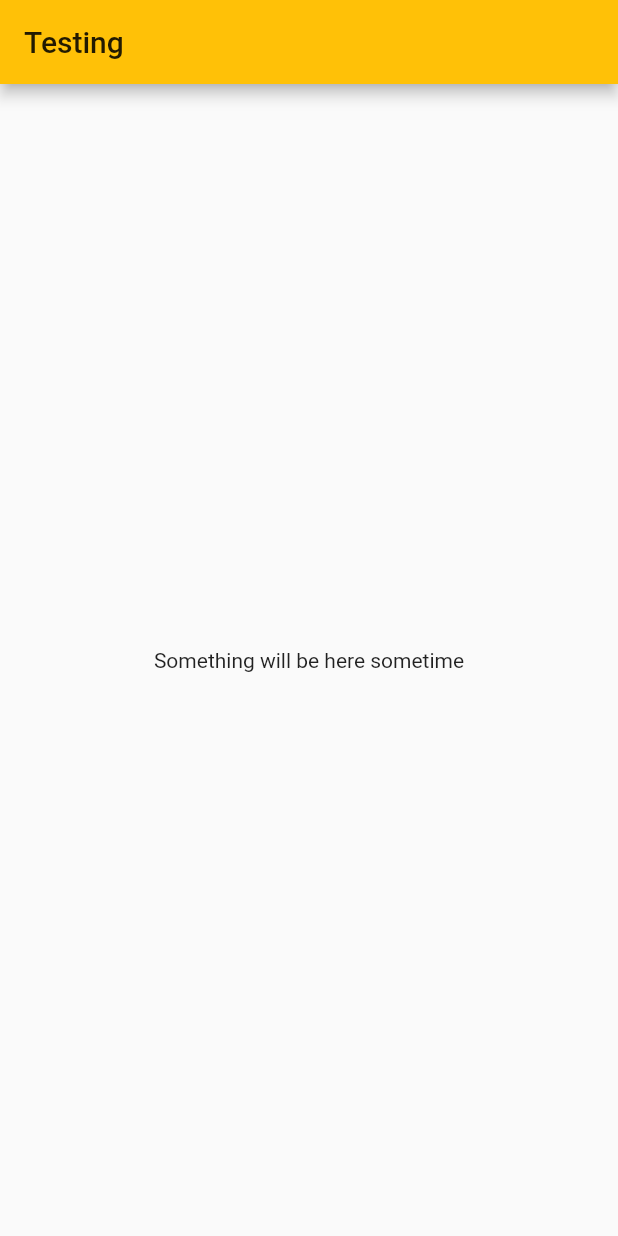
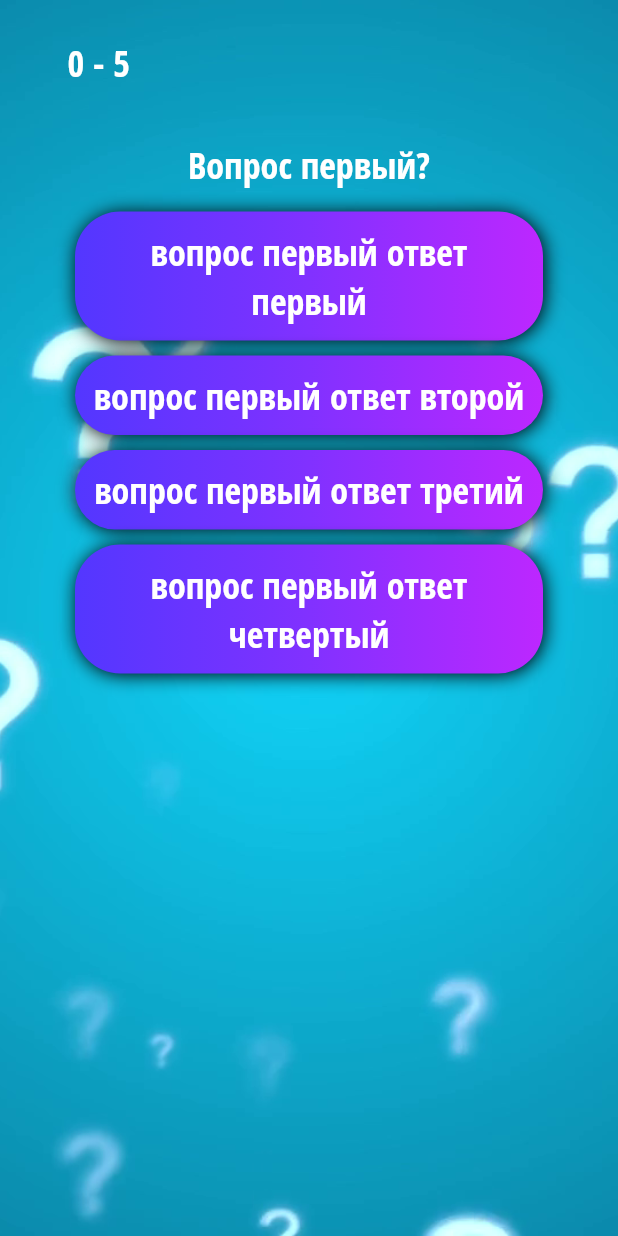
Before and after one commit to artem-fadeev/quiz, a Flutter app: the screen it shows after launch, on a phone screen of 412 x 824 dp. Run offline on Flutter 3.47's test engine with Material 2 defaults, Android fonts, the phone set to English and light mode, and no system bars; our stand-ins replace google_fonts.

Commit message:
final stable version

```diff
--- a/lib/main.dart
+++ b/lib/main.dart
@@ -1,28 +1,25 @@
 import 'package:flutter/material.dart';
+import 'package:flutter/rendering.dart' show debugPaintSizeEnabled;
+import 'package:google_fonts/google_fonts.dart';
+import 'package:quiz/pages/home_page.dart';
 
-void main() => runApp(MyApp());
+void main() {
+  debugPaintSizeEnabled = false;
+  return runApp(MyApp());
+}
 
 class MyApp extends StatelessWidget {
   @override
   Widget build(BuildContext context) {
     return MaterialApp(
       title: 'Quiz App',
-      theme: ThemeData(primarySwatch: Colors.amber),
+      theme: ThemeData(
+        primarySwatch: Colors.blueAccent[300],
+        textTheme: GoogleFonts.openSansCondensedTextTheme(
+          Theme.of(context).textTheme,
+        ),
+      ),
       home: HomePage(),
     );
   }
 }
-
-class HomePage extends StatelessWidget {
-  @override
-  Widget build(BuildContext context) {
-    return Scaffold(
-      appBar: AppBar(title: Text('Testing')),
-      body: Container(
-        child: Center(
-          child: Text('Something will be here sometime'),
-        ),
-      ),
-    );
-  }
-}
--- /dev/null
+++ b/lib/models/question.dart
@@ -0,0 +1,63 @@
+import 'package:flutter/foundation.dart';
+
+class Question {
+  final String title;
+  final List<Map> answers;
+
+  Question({
+    @required this.title,
+    @required this.answers,
+  });
+}
+
+class QuestionData {
+  final _data = [
+    Question(
+      title: 'Вопрос первый?',
+      answers: [
+        {'answer': 'вопрос первый ответ первый'},
+        {'answer': 'вопрос первый ответ второй', 'isCorrect': true},
+        {'answer': 'вопрос первый ответ третий'},
+        {'answer': 'вопрос первый ответ четвертый'},
+      ],
+    ),
+    Question(
+      title: 'Вопрос второй?',
+      answers: [
+        {'answer': 'вопрос второй ответ первый'},
+        {'answer': 'вопрос второй ответ второй'},
+        {'answer': 'вопрос второй ответ третий', 'isCorrect': true},
+        {'answer': 'вопрос второй ответ четвертый'},
+      ],
+    ),
+    Question(
+      title: 'Вопрос третий?',
+      answers: [
+        {'answer': 'вопрос третий ответ первый'},
+        {'answer': 'вопрос третий ответ второй'},
+        {'answer': 'вопрос третий ответ третий'},
+        {'answer': 'вопрос третий ответ четвертый', 'isCorrect': true},
+      ],
+    ),
+    Question(
+      title: 'Вопрос четвертый?',
+      answers: [
+        {'answer': 'вопрос четвертый ответ первый', 'isCorrect': true},
+        {'answer': 'вопрос четвертый ответ второй'},
+        {'answer': 'вопрос четвертый ответ третий'},
+        {'answer': 'вопрос четвертый ответ четвертый'},
+      ],
+    ),
+    Question(
+      title: 'Вопрос пятый?',
+      answers: [
+        {'answer': 'вопрос пятый ответ первый'},
+        {'answer': 'вопрос пятый ответ второй', 'isCorrect': true},
+        {'answer': 'вопрос пятый ответ третий'},
+        {'answer': 'вопрос пятый ответ четвертый'},
+      ],
+    ),
+  ];
+
+  List<Question> get questions => [..._data];
+}
--- /dev/null
+++ b/lib/pages/home_page.dart
@@ -0,0 +1,85 @@
+import 'package:flutter/material.dart';
+import 'package:quiz/models/question.dart';
+import 'package:quiz/widgets/answer.dart';
+import 'package:quiz/widgets/progress_bar.dart';
+import 'package:quiz/widgets/quiz.dart';
+import 'package:quiz/widgets/result.dart';
+
+class HomePage extends StatefulWidget {
+  @override
+  State<StatefulWidget> createState() {
+    return _HomePageState();
+  }
+}
+
+class _HomePageState extends State<HomePage> {
+  final QuestionData data = QuestionData();
+  int _countResult = 0;
+  int _questionIndex = 0;
+
+  List<Icon> _icons = [];
+
+  void _clearState() => setState(() {
+        _questionIndex = 0;
+        _countResult = 0;
+        _icons = [];
+      });
+
+  void _onChangeAnswer(bool isCorrect) => setState(() {
+        if (isCorrect) {
+          _icons.add(Icon(Icons.brightness_1, color: Color(0xFFbd27ff)));
+          _countResult++;
+        } else {
+          _icons.add(Icon(Icons.brightness_1, color: Color(0xFF000000)));
+        }
+
+        _questionIndex += 1;
+      });
+
+  final whiteTextStyle = TextStyle(
+    color: Colors.white,
+    fontSize: 24,
+  );
+
+  @override
+  Widget build(BuildContext context) {
+    return Scaffold(
+      // appBar: AppBar(title: Text('Testing')),
+      body: SafeArea(
+        child: DefaultTextStyle.merge(
+          style: whiteTextStyle,
+          child: Container(
+            constraints: BoxConstraints.expand(),
+            decoration: BoxDecoration(
+              color: Color(0xff2a375a),
+              image: DecorationImage(
+                image: AssetImage('assets/images/bg.png'),
+                fit: BoxFit.cover,
+              ),
+            ),
+            child: Column(
+              children: <Widget>[
+                ProgressBar(
+                  icons: _icons,
+                  count: _questionIndex,
+                  total: data.questions.length,
+                ),
+                _questionIndex < data.questions.length
+                    ? Quiz(
+                        index: _questionIndex,
+                        questionData: data,
+                        onChangeAnswer: _onChangeAnswer,
+                      )
+                    : Result(
+                        count: _countResult,
+                        total: data.questions.length,
+                        onClearState: _clearState,
+                      ),
+              ],
+            ),
+          ),
+        ),
+      ),
+    );
+  }
+}
--- /dev/null
+++ b/lib/widgets/answer.dart
@@ -0,0 +1,43 @@
+import 'package:flutter/material.dart';
+
+class Answer extends StatelessWidget {
+  final String title;
+  final isCorrect;
+  final Function onChangeAnswer;
+
+  Answer({Key key, this.title, this.isCorrect, this.onChangeAnswer})
+      : super(key: key);
+  @override
+  Widget build(BuildContext context) {
+    return GestureDetector(
+      onTap: () => onChangeAnswer(isCorrect),
+      child: Container(
+        margin: const EdgeInsets.symmetric(
+          horizontal: 50,
+          vertical: 5,
+        ),
+        padding: const EdgeInsets.all(10),
+        width: double.infinity,
+        decoration: BoxDecoration(
+          boxShadow: [
+            BoxShadow(
+              color: Colors.black,
+              blurRadius: 10,
+              offset: Offset(1, 1),
+            )
+          ],
+          borderRadius: BorderRadius.circular(30),
+          gradient: LinearGradient(colors: [
+            Color(0xFF5337FF),
+            Color(0xFF8131FF),
+            Color(0xFFbd27FF),
+          ]),
+        ),
+        child: Text(
+          title,
+          textAlign: TextAlign.center,
+        ),
+      ),
+    );
+  }
+}
--- /dev/null
+++ b/lib/widgets/progress_bar.dart
@@ -0,0 +1,34 @@
+import 'package:flutter/material.dart';
+
+class ProgressBar extends StatelessWidget {
+  final icons;
+  final count;
+  final total;
+
+  ProgressBar({Key key, this.icons, this.count, this.total})
+      : super(key: key);
+
+  @override
+  Widget build(BuildContext context) {
+    return Container(
+      padding: const EdgeInsets.all(15),
+      margin: const EdgeInsets.symmetric(
+        vertical: 10,
+        horizontal: 30
+      ),
+      child: Row(
+        mainAxisAlignment: MainAxisAlignment.start,
+        children: <Widget>[
+          FittedBox(
+            fit: BoxFit.contain,
+            child: Text(
+              '$count - $total'
+            ),
+          ),
+
+          SizedBox(width: 10),
+          ...icons,
+        ],),
+    );
+  }
+}
--- /dev/null
+++ b/lib/widgets/quiz.dart
@@ -0,0 +1,31 @@
+import 'package:flutter/material.dart';
+import 'package:quiz/widgets/answer.dart';
+
+class Quiz extends StatelessWidget {
+  final index;
+  final questionData;
+  final onChangeAnswer;
+
+  Quiz({Key key, this.index, this.questionData, this.onChangeAnswer})
+      : super(key: key);
+  @override
+  Widget build(BuildContext context) {
+    return Column(
+      children: [
+        Container(
+          padding: const EdgeInsets.all(10),
+          child: Text(
+            questionData.questions[index].title,
+          ),
+        ),
+        ...questionData.questions[index].answers
+            .map((value) => Answer(
+                  title: value['answer'],
+                  onChangeAnswer: onChangeAnswer,
+                  isCorrect: value.containsKey('isCorrect') ? true : false,
+                ))
+            .toList(),
+      ],
+    );
+  }
+}
--- a/pubspec.yaml
+++ b/pubspec.yaml
@@ -28,6 +28,7 @@ dependencies:
   # The following adds the Cupertino Icons font to your application.
   # Use with the CupertinoIcons class for iOS style icons.
   cupertino_icons: ^1.0.0
+  google_fonts: ^1.1.1
 
 dev_dependencies:
   flutter_test:
@@ -45,9 +46,8 @@ flutter:
   uses-material-design: true
 
   # To add assets to your application, add an assets section, like this:
-  # assets:
-  #   - images/a_dot_burr.jpeg
-  #   - images/a_dot_ham.jpeg
+  assets:
+    - assets/images/
 
   # An image asset can refer to one or more resolution-specific "variants", see
   # https://flutter.dev/assets-and-images/#resolution-aware.
```
Also changed, not shown: lib/widgets/result.dart (added, +77 -0 lines), assets/images/bad.png (added), assets/images/bg.png (added), assets/images/good.png (added), pubspec.lock.
